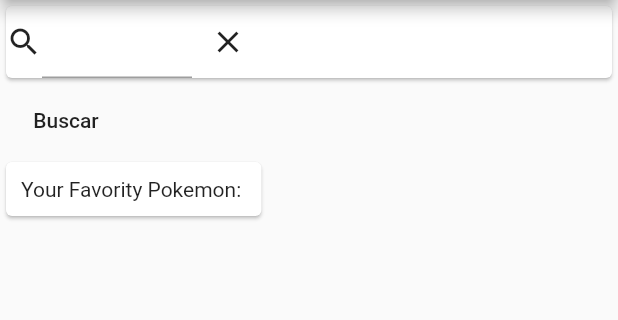
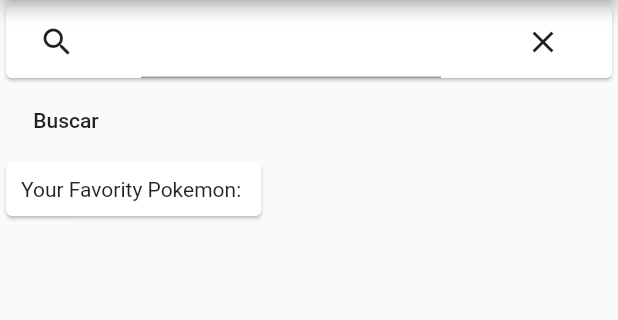
Before and after one commit to ricardoham/flutter-pokedex, a Flutter app: the screen it shows after launch, on a phone screen of 412 x 824 dp, the part 84-404 px from its top. Run offline on Flutter 3.47's test engine with Material 2 defaults, Android fonts, the phone set to English and light mode, and no system bars.

Commit message:
externalizing search component

```diff
--- a/lib/widgets/search.dart
+++ b/lib/widgets/search.dart
@@ -14,30 +14,23 @@ class Search extends StatelessWidget {
       child: SizedBox(
         width: double.infinity,
         child: Row(
-            children: <Widget>[
-              GestureDetector(
-                child: Row(
+          mainAxisAlignment: MainAxisAlignment.spaceAround,
           children: <Widget>[
             Icon(Icons.search),
             Container(
-                      width: 100,
+              width: 200,
               child: TextField(
                 controller: _searchController,
                 onChanged: onSearch,
               ),
-                    ),
-                  ],
-                ),
-                onTap: () {
-                  print('tapped');
-                },
             ),
             IconButton(
               icon: Icon(Icons.clear),
               onPressed: () {},
             )
           ],
-          )),
+        ),
+      ),
     );
   }
 }
```
Lines whose indentation alone changed are shown as unchanged.
